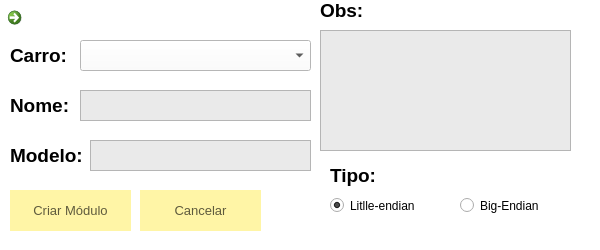
Above: FSIPLeiria/criarmodulo.ui from tatianascgil/Projeto_Informatico_Formula_Student_Barramento_CAN before the change. Below: the same form after it.
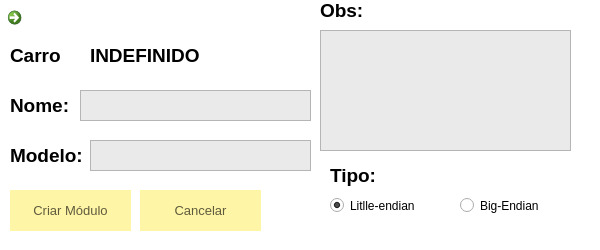
That is the form after the change. Icons and pictures are not drawn.

Diff of the .ui file:
```diff
--- a/FSIPLeiria/criarmodulo.ui
+++ b/FSIPLeiria/criarmodulo.ui
@@ -254,7 +254,7 @@
     <rect>
      <x>10</x>
      <y>40</y>
-     <width>91</width>
+     <width>71</width>
      <height>31</height>
     </rect>
    </property>
@@ -265,7 +265,7 @@
     </font>
    </property>
    <property name="text">
-    <string>Carro:</string>
+    <string>Carro</string>
    </property>
   </widget>
   <widget class="QRadioButton" name="radioButton_Littleendian">
@@ -309,20 +309,23 @@
     <string>Big-Endian</string>
    </property>
   </widget>
-  <widget class="QComboBox" name="comboBoxCarro">
+  <widget class="QLabel" name="labelNomeCarro">
    <property name="geometry">
     <rect>
-     <x>80</x>
+     <x>90</x>
      <y>40</y>
-     <width>231</width>
+     <width>211</width>
      <height>31</height>
     </rect>
    </property>
-   <property name="cursor">
-    <cursorShape>PointingHandCursor</cursorShape>
+   <property name="font">
+    <font>
+     <pointsize>14</pointsize>
+     <bold>true</bold>
+    </font>
    </property>
-   <property name="styleSheet">
-    <string notr="true">background:white</string>
+   <property name="text">
+    <string>INDEFINIDO</string>
    </property>
   </widget>
  </widget>
```
Left out of the diff: 6 changed lines with no effect on the pictures.
